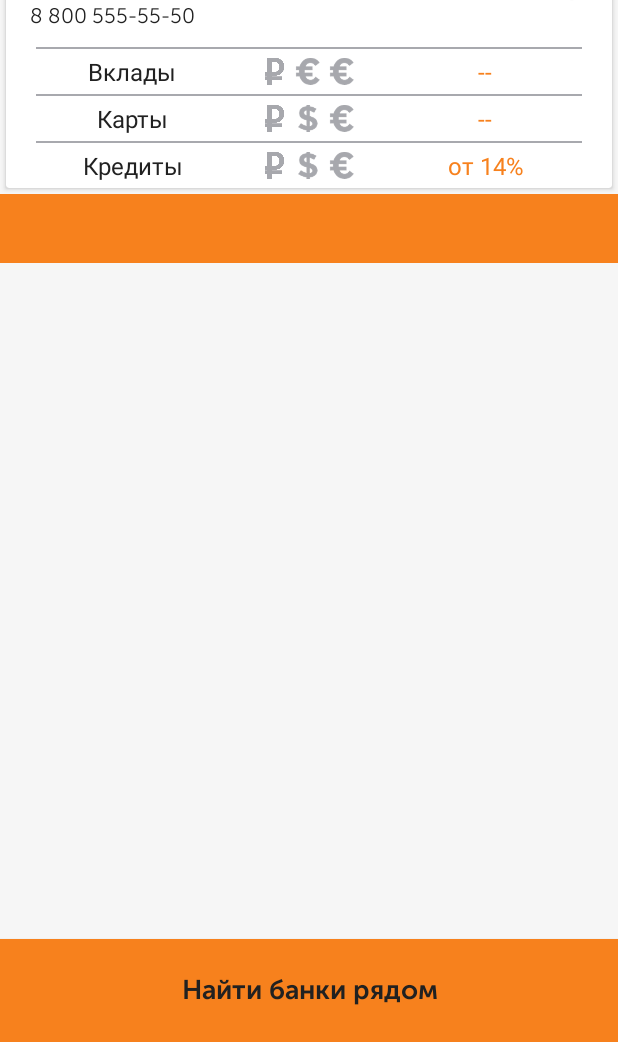
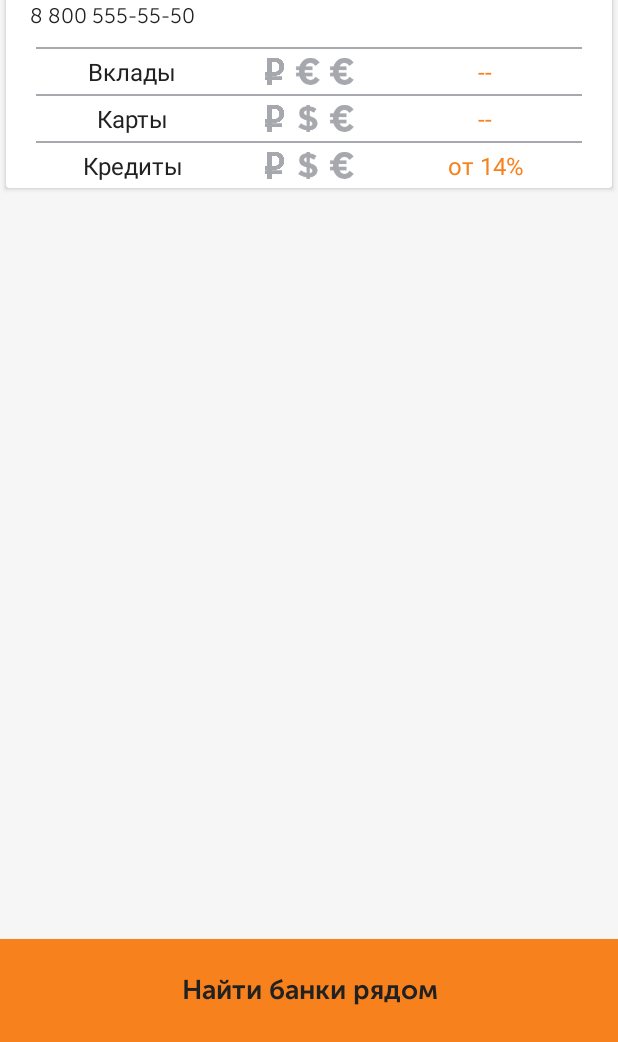
Before and after one commit to bios90/BankApp, an Android app: the BankFullActvt screen opened directly, with no data from a screen before it, on a phone screen of 412 x 824 dp, the part 194-1236 px from its top. Run offline under Robolectric (Android 15) with nearby library versions, the phone set to English and light mode, and no system bars; our stand-ins replace Picasso, Volley; libraries missing offline, so code that uses them is left out: com.github.aakira.expandablelayout, dmax.dialog, net.cachapa.expandablelayout; plain views replace ExpandableLayout, ExpandableRelativeLayout; network calls fail; pictures from the network do not load; Roboto replaces fonts that are not available here; 27 statements that could not run were skipped.

Commit message:
mac commit

```diff
--- a/app/src/main/java/com/dimfcompany/bankapp/BankFullActvt.java
+++ b/app/src/main/java/com/dimfcompany/bankapp/BankFullActvt.java
@@ -4,6 +4,7 @@ import android.graphics.Color;
 import android.graphics.drawable.ColorDrawable;
 import android.graphics.drawable.Drawable;
 import android.os.Handler;
+import android.support.v4.content.res.ResourcesCompat;
 import android.support.v7.app.AppCompatActivity;
 import android.os.Bundle;
 import android.support.v7.widget.LinearLayoutManager;
@@ -46,6 +47,8 @@ public class BankFullActvt extends AppCompatActivity
     Drawable euroYes;
     Drawable euroNo;
 
+    View orRight,orLeft;
+
     ColorDrawable header2;
     ColorDrawable orange;
 
@@ -79,6 +82,9 @@ public class BankFullActvt extends AppCompatActivity
         header2=new ColorDrawable(0xFF212121);
         orange=new ColorDrawable(0xFFf7811d);
 
+        orLeft=(View)findViewById(R.id.orangeViewLeft);
+        orRight=(View)findViewById(R.id.orangeViewRight);
+
         final int headerint=getResources().getColor(R.color.header2);
         final int orangeint=getResources().getColor(R.color.orange);
 
@@ -110,21 +116,25 @@ public class BankFullActvt extends AppCompatActivity
         btnCard=(ToggleButton)findViewById(R.id.btnCard);
         btnCredit=(ToggleButton)findViewById(R.id.btnCredit);
 
+        btnVklad.setTypeface(ResourcesCompat.getFont(BankFullActvt.this, R.font.museosanscyrl_500));
+        btnCard.setTypeface(ResourcesCompat.getFont(BankFullActvt.this, R.font.museosanscyrl_500));
+        btnCredit.setTypeface(ResourcesCompat.getFont(BankFullActvt.this, R.font.museosanscyrl_500));
+
         btnCredit.setOnClickListener(new View.OnClickListener()
         {
             @Override
             public void onClick(View v)
             {
-                if(btnCredit.isChecked())
-                {
-                    btnCredit.setTextColor(headerint);
-                    btnCredit.setCompoundDrawablesWithIntrinsicBounds(null,null,arrowHeader,null);
-                }
-                else
-                    {
-                        btnCredit.setTextColor(orangeint);
-                        btnCredit.setCompoundDrawablesWithIntrinsicBounds(null,null,arrowOrange,null);
-                    }
+//                if(btnCredit.isChecked())
+//                {
+//                    btnCredit.setTextColor(headerint);
+//                    btnCredit.setCompoundDrawablesWithIntrinsicBounds(null,null,arrowHeader,null);
+//                }
+//                else
+//                    {
+//                        btnCredit.setTextColor(orangeint);
+//                        btnCredit.setCompoundDrawablesWithIntrinsicBounds(null,null,arrowOrange,null);
+//                    }
 
                 boolean others=(expandVklad.isExpanded() || expandCard.isExpanded());
 
@@ -159,16 +169,16 @@ public class BankFullActvt extends AppCompatActivity
             @Override
             public void onClick(View v)
             {
-                if(btnCard.isChecked())
-                {
-                    btnCard.setTextColor(headerint);
-                    btnCard.setCompoundDrawablesWithIntrinsicBounds(null,null,arrowHeader,null);
-                }
-                else
-                {
-                    btnCard.setTextColor(orangeint);
-                    btnCard.setCompoundDrawablesWithIntrinsicBounds(null,null,arrowOrange,null);
-                }
+//                if(btnCard.isChecked())
+//                {
+//                    btnCard.setTextColor(headerint);
+//                    btnCard.setCompoundDrawablesWithIntrinsicBounds(null,null,arrowHeader,null);
+//                }
+//                else
+//                {
+//                    btnCard.setTextColor(orangeint);
+//                    btnCard.setCompoundDrawablesWithIntrinsicBounds(null,null,arrowOrange,null);
+//                }
 
                 boolean others=(expandVklad.isExpanded() || expandCredit.isExpanded());
 
@@ -204,16 +214,16 @@ public class BankFullActvt extends AppCompatActivity
             public void onClick(View v)
             {
 
-                if(btnVklad.isChecked())
-                {
-                    btnVklad.setTextColor(headerint);
-                    btnVklad.setCompoundDrawablesWithIntrinsicBounds(null,null,arrowHeader,null);
-                }
-                else
-                {
-                    btnVklad.setTextColor(orangeint);
-                    btnVklad.setCompoundDrawablesWithIntrinsicBounds(null,null,arrowOrange,null);
-                }
+//                if(btnVklad.isChecked())
+//                {
+//                    btnVklad.setTextColor(headerint);
+//                    btnVklad.setCompoundDrawablesWithIntrinsicBounds(null,null,arrowHeader,null);
+//                }
+//                else
+//                {
+//                    btnVklad.setTextColor(orangeint);
+//                    btnVklad.setCompoundDrawablesWithIntrinsicBounds(null,null,arrowOrange,null);
+//                }
                 //region OldColorsCheck
 //                int color = Color.TRANSPARENT;
 //                Drawable background = btnVklad.getBackground();
@@ -544,6 +554,40 @@ public class BankFullActvt extends AppCompatActivity
 
             btnCard.setVisibility(View.GONE);
         }
+
+        LoadSpaces();
+    }
+
+    private void LoadSpaces()
+    {
+        if((btnCredit.getVisibility()==View.VISIBLE) && (btnCard.getVisibility()==View.VISIBLE) && (btnVklad.getVisibility()==View.VISIBLE))
+        {
+            return;
+        }else
+            {
+                if(btnVklad.getVisibility()==View.VISIBLE && btnCard.getVisibility()==View.VISIBLE && btnCredit.getVisibility()==View.GONE)
+                {
+                    orRight.setVisibility(View.GONE);
+                    return;
+                }
+                if(btnVklad.getVisibility()==View.VISIBLE && btnCard.getVisibility()==View.GONE && btnCredit.getVisibility()==View.VISIBLE)
+                {
+                    orRight.setVisibility(View.GONE);
+                    return;
+                }
+                if(btnVklad.getVisibility()==View.GONE && btnCard.getVisibility()==View.VISIBLE && btnCredit.getVisibility()==View.VISIBLE)
+                {
+                    orLeft.setVisibility(View.GONE);
+                    return;
+                }
+                else
+                    {
+                        orRight.setVisibility(View.GONE);
+                        orLeft.setVisibility(View.GONE);
+                        return;
+                    }
+            }
+
     }
     //endregion
 
--- a/app/src/main/res/drawable/toggle.xml
+++ b/app/src/main/res/drawable/toggle.xml
@@ -2,6 +2,6 @@
 
 
 <selector xmlns:android="http://schemas.android.com/apk/res/android">
-<item android:state_checked="false" android:drawable="@color/header2"  />
-<item android:state_checked="true" android:drawable="@color/orange"  />
+<item android:state_checked="false" android:drawable="@drawable/toggleoff2"  />
+<item android:state_checked="true" android:drawable="@drawable/toggleon"  />
 </selector>
--- a/app/src/main/res/layout/activity_bank_full_actvt.xml
+++ b/app/src/main/res/layout/activity_bank_full_actvt.xml
@@ -340,25 +340,29 @@
             <LinearLayout
                 android:layout_width="match_parent"
                 android:layout_height="wrap_content"
-                android:background="@color/orange"
                 android:orientation="horizontal">
+
 
                 <ToggleButton
                     android:id="@+id/btnVklad"
 
+                    android:textSize="16dp"
+                    android:textAllCaps="false"
                     android:layout_width="0dp"
                     android:layout_height="44dp"
                     android:layout_weight="1"
                     android:background="@drawable/toggle"
-                    android:drawableRight="@drawable/ic_keyboard_arrow_down_orange24dp"
-                    android:fontFamily="@font/museosanscyrl_500"
+                    android:drawableRight="@drawable/ic_keyboard_arrow_down_black_24dp"
+                    android:fontFamily="@font/museosanscyrl_700"
                     android:paddingLeft="22dp"
                     android:paddingRight="8dp"
                     android:textOff="Вклады"
                     android:textOn="Вклады"
-                    android:textColor="@color/orange" />
+                    android:textColor="@color/header2" />
 
                 <View
+                    android:visibility="gone"
+                    android:id="@+id/orangeViewLeft"
                     android:background="@color/orange"
                     android:layout_width="1dp"
                     android:layout_height="44dp"/>
@@ -366,19 +370,23 @@
                 <ToggleButton
                     android:id="@+id/btnCard"
 
+                    android:textSize="16dp"
+                    android:textAllCaps="false"
                     android:layout_width="0dp"
                     android:layout_height="44dp"
                     android:layout_weight="1"
                     android:background="@drawable/toggle"
-                    android:drawableRight="@drawable/ic_keyboard_arrow_down_orange24dp"
-                    android:fontFamily="@font/museosanscyrl_500"
+                    android:drawableRight="@drawable/ic_keyboard_arrow_down_black_24dp"
+                    android:fontFamily="@font/museosanscyrl_700"
                     android:paddingLeft="22dp"
                     android:paddingRight="8dp"
                     android:textOff="Карты"
                     android:textOn="Карты"
-                    android:textColor="@color/orange" />
+                    android:textColor="@color/header2" />
 
                 <View
+                    android:visibility="gone"
+                    android:id="@+id/orangeViewRight"
                 android:background="@color/orange"
                 android:layout_width="1dp"
                 android:layout_height="44dp"/>
@@ -386,24 +394,26 @@
                 <ToggleButton
                     android:id="@+id/btnCredit"
 
+                    android:textSize="16dp"
+                    android:textAllCaps="false"
                     android:layout_width="0dp"
                     android:layout_height="44dp"
                     android:layout_weight="1"
                     android:background="@drawable/toggle"
-                    android:drawableRight="@drawable/ic_keyboard_arrow_down_orange24dp"
-                    android:fontFamily="@font/museosanscyrl_500"
-                    android:paddingLeft="22dp"
+                    android:drawableRight="@drawable/ic_keyboard_arrow_down_black_24dp"
+                    android:fontFamily="@font/museosanscyrl_700"
+                    android:paddingLeft="12dp"
                     android:paddingRight="8dp"
                     android:textOn="Кредиты"
                     android:textOff="Кредиты"
-                    android:textColor="@color/orange" />
+                    android:textColor="@color/header2" />
 
             </LinearLayout>
 
-            <View
+            <!--View
                 android:background="@color/orange"
                 android:layout_width="match_parent"
-                android:layout_height="2dp"/>
+                android:layout_height="2dp"/-->
 
 
             <net.cachapa.expandablelayout.ExpandableLayout
```
Also changed, not shown: app/src/main/res/drawable/btn_headerborder_orange.xml (added, +9 -0 lines), app/src/main/res/drawable/btn_orange_border.xml (added, +9 -0 lines).
